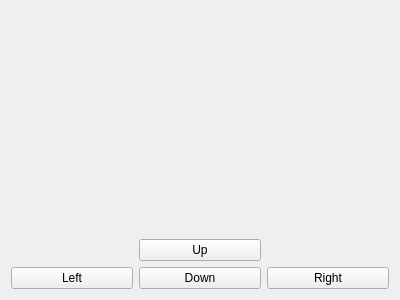
This is client/clientwindow.ui in Roket132/PectiMazeGame as Qt 5 draws it before an edit. The edited form follows.
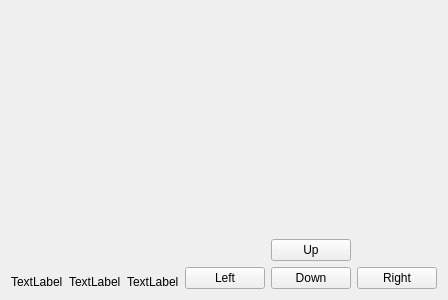
This is the edited form.

What changed in the file:
```diff
--- a/client/clientwindow.ui
+++ b/client/clientwindow.ui
@@ -15,7 +15,67 @@
   </property>
   <layout class="QHBoxLayout" name="horizontalLayout_2">
    <item>
-    <layout class="QGridLayout" name="mapLayout"/>
+    <layout class="QVBoxLayout" name="verticalLayout_2">
+     <item>
+      <layout class="QGridLayout" name="mapLayout"/>
+     </item>
+     <item>
+      <spacer name="verticalSpacer_2">
+       <property name="orientation">
+        <enum>Qt::Vertical</enum>
+       </property>
+       <property name="sizeHint" stdset="0">
+        <size>
+         <width>20</width>
+         <height>40</height>
+        </size>
+       </property>
+      </spacer>
+     </item>
+     <item>
+      <layout class="QHBoxLayout" name="horizontalLayout_5">
+       <item>
+        <widget class="QLabel" name="inventLabel1">
+         <property name="maximumSize">
+          <size>
+           <width>80</width>
+           <height>80</height>
+          </size>
+         </property>
+         <property name="text">
+          <string>TextLabel</string>
+         </property>
+        </widget>
+       </item>
+       <item>
+        <widget class="QLabel" name="inventLabel2">
+         <property name="maximumSize">
+          <size>
+           <width>80</width>
+           <height>80</height>
+          </size>
+         </property>
+         <property name="text">
+          <string>TextLabel</string>
+         </property>
+        </widget>
+       </item>
+       <item>
+        <widget class="QLabel" name="inventLabel3">
+         <property name="maximumSize">
+          <size>
+           <width>80</width>
+           <height>80</height>
+          </size>
+         </property>
+         <property name="text">
+          <string>TextLabel</string>
+         </property>
+        </widget>
+       </item>
+      </layout>
+     </item>
+    </layout>
    </item>
    <item>
     <layout class="QVBoxLayout" name="verticalLayout">
```
